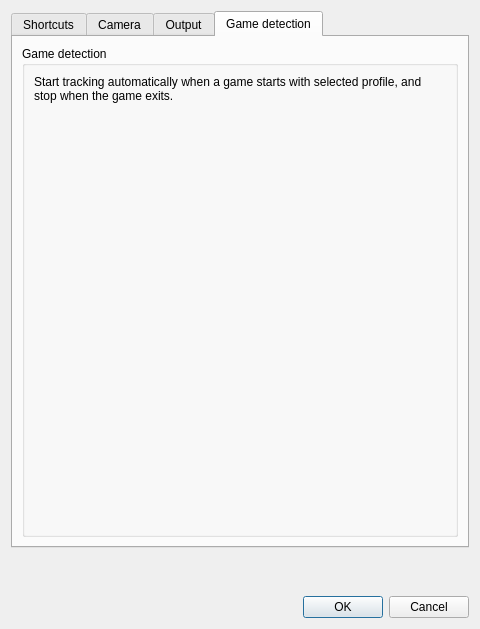
First picture: the form in gui/settings.ui, repository opentrack/opentrack, before the edit.
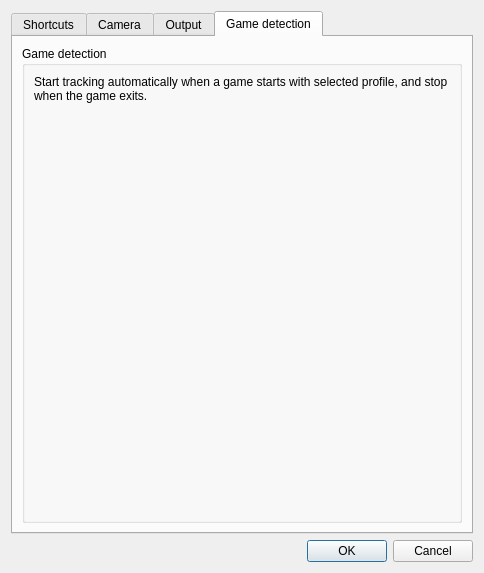
Second picture: the form after the edit. The open tabs and pages were chosen to show the change. Icons and pictures are not drawn. Custom widgets are drawn as their Qt base class.

Commit message: gui/options: adjust widget spacing

```diff
--- a/gui/settings.ui
+++ b/gui/settings.ui
@@ -6,8 +6,8 @@
    <rect>
     <x>0</x>
     <y>0</y>
-    <width>480</width>
-    <height>625</height>
+    <width>484</width>
+    <height>573</height>
    </rect>
   </property>
   <property name="windowTitle">
@@ -27,7 +27,7 @@
    <item alignment="Qt::AlignTop">
     <widget class="QTabWidget" name="tabWidget">
      <property name="sizePolicy">
-      <sizepolicy hsizetype="Minimum" vsizetype="Minimum">
+      <sizepolicy hsizetype="Preferred" vsizetype="Preferred">
        <horstretch>0</horstretch>
        <verstretch>0</verstretch>
       </sizepolicy>
@@ -1235,6 +1235,12 @@
       <layout class="QVBoxLayout" name="verticalLayout_9">
        <item>
         <widget class="QGroupBox" name="groupBox_1">
+         <property name="sizePolicy">
+          <sizepolicy hsizetype="Preferred" vsizetype="Minimum">
+           <horstretch>0</horstretch>
+           <verstretch>0</verstretch>
+          </sizepolicy>
+         </property>
          <property name="title">
           <string>Game detection</string>
          </property>
@@ -1261,22 +1267,6 @@
          </layout>
         </widget>
        </item>
-       <item>
-        <spacer name="verticalSpacer_4">
-         <property name="orientation">
-          <enum>Qt::Vertical</enum>
-         </property>
-         <property name="sizeType">
-          <enum>QSizePolicy::Minimum</enum>
-         </property>
-         <property name="sizeHint" stdset="0">
-          <size>
-           <width>20</width>
-           <height>0</height>
-          </size>
-         </property>
-        </spacer>
-       </item>
       </layout>
      </widget>
     </widget>
```
Left out of the diff: 6 changed lines with no effect on the pictures.
